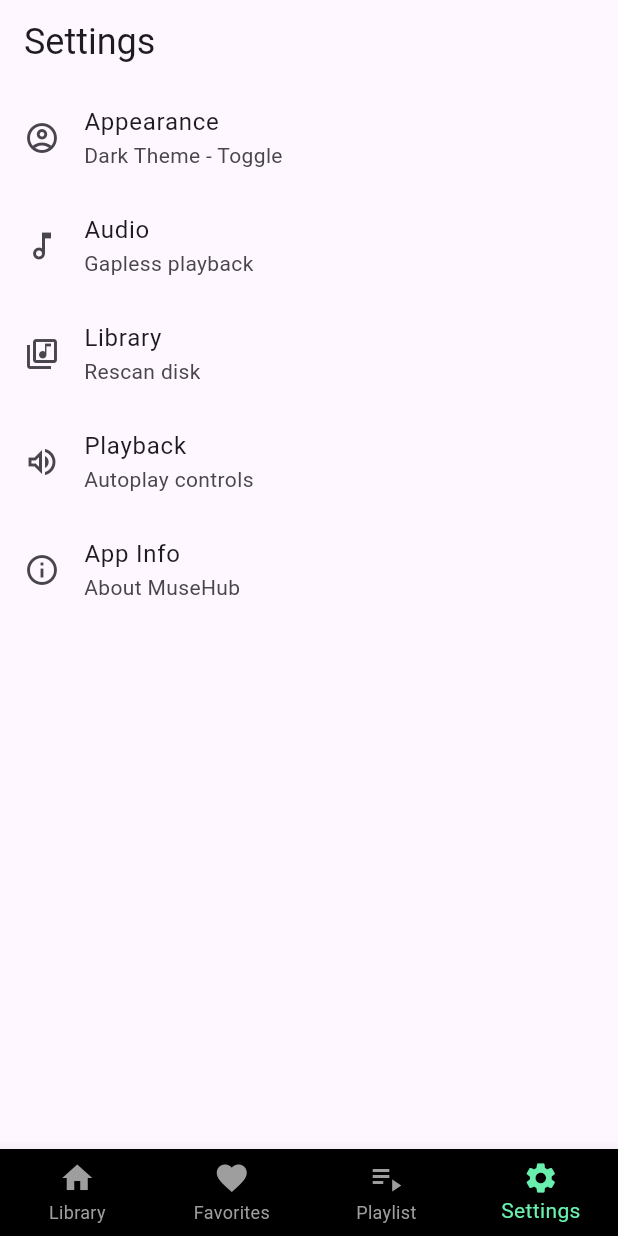
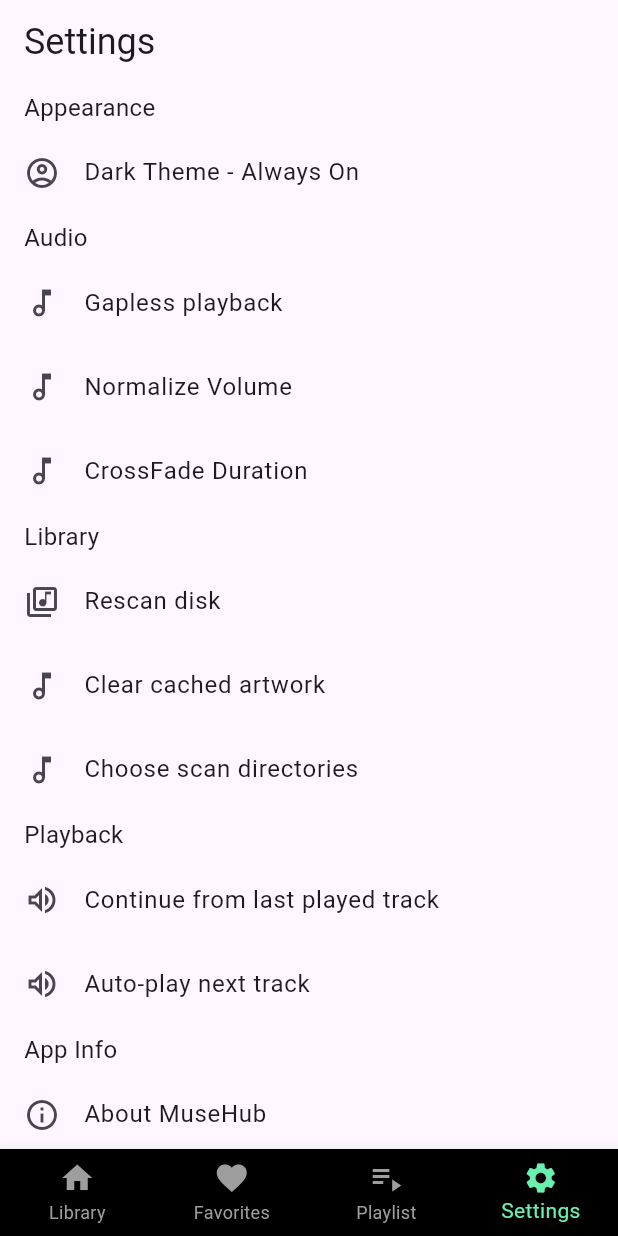
Before and after one commit to Pixel-Code-Hub206/musehub, a Flutter app: the screen it shows after launch, item 4 of the bottom bar chosen, on a phone screen of 412 x 824 dp. Run offline on Flutter 3.47's test engine with Material 3 defaults, Android fonts, the light colour scheme and no system bars; our stand-ins replace device_preview_plus.

Commit message:
Initialized the base structure of the Settings page to work with in the future.

```diff
--- a/lib/pages/settings_page.dart
+++ b/lib/pages/settings_page.dart
@@ -16,31 +16,142 @@ class SettingsPage extends StatelessWidget {
       ),
       body: ListView(
         children: <Widget>[
+          Padding(
+            padding: const EdgeInsets.symmetric(vertical: 4.0, horizontal: 16.0),
+            child: Text(
+                'Appearance',
+              style: TextStyle(
+                fontSize: 16.0,
+                fontWeight: FontWeight.w400,
+              ),
+            ),
+          ),
           ListTile(
             leading: Icon(Icons.account_circle_outlined),
-            title: Text('Appearance'),
-            subtitle: Text('Dark Theme - Toggle')
+            title: Text('Dark Theme - Always On'),
+            onTap: () {
+              print('Toggle theme tapped!');
+            },
+          ),
+
+          Padding(
+            padding: const EdgeInsets.symmetric(vertical: 4.0, horizontal: 16.0),
+            child: Text(
+              'Audio',
+              style: TextStyle(
+                fontSize: 16.0,
+                fontWeight: FontWeight.w400,
+              ),
+            ),
           ),
           ListTile(
             leading: Icon(Icons.audiotrack_outlined),
-            title: Text('Audio'),
-            subtitle: Text('Gapless playback'),
+            title: Text('Gapless playback'),
+            onTap: () {
+              print('Uses a switch!');
+            },
+          ),
+          ListTile(
+            leading: Icon(Icons.audiotrack_outlined),
+            title: Text('Normalize Volume'),
+            onTap: () {
+              print('Uses a switch!');
+            },
+          ),
+          ListTile(
+            leading: Icon(Icons.audiotrack_outlined),
+            title: Text('CrossFade Duration'),
+            onTap: () {
+              print('Leads to another page!');
+            },
+          ),
+
+          Padding(
+            padding: const EdgeInsets.symmetric(vertical: 4.0, horizontal: 16.0),
+            child: Text(
+              'Library',
+              style: TextStyle(
+                fontSize: 16.0,
+                fontWeight: FontWeight.w400,
+              ),
+            ),
           ),
           ListTile(
             leading: Icon(Icons.library_music_outlined),
-            title: Text('Library'),
-            subtitle: Text('Rescan disk'),
+            title: Text('Rescan disk'),
+            onTap: () {
+              print('Dialog (Confirmation)');
+            },
+          ),
+          ListTile(
+            leading: Icon(Icons.audiotrack_outlined),
+            title: Text('Clear cached artwork'),
+            onTap: () {
+              print('Dialog (Confirmation)');
+            },
+          ),
+          ListTile(
+            leading: Icon(Icons.audiotrack_outlined),
+            title: Text('Choose scan directories'),
+            onTap: () {
+              print('New Page');
+            },
+          ),
+
+          Padding(
+            padding: const EdgeInsets.symmetric(vertical: 4.0, horizontal: 16.0),
+            child: Text(
+              'Playback',
+              style: TextStyle(
+                fontSize: 16.0,
+                fontWeight: FontWeight.w400,
+              ),
+            ),
           ),
           ListTile(
             leading: Icon(Icons.volume_up_outlined),
-            title: Text('Playback'),
-            subtitle: Text('Autoplay controls'),
+            title: Text('Continue from last played track'),
+            onTap: () {
+              print('Playback Controls tapped!');
+            },
+          ),
+          ListTile(
+            leading: Icon(Icons.volume_up_outlined),
+            title: Text('Auto-play next track'),
+            onTap: () {
+              print('Playback Controls tapped!');
+            },
+          ),
+
+
+          Padding(
+            padding: const EdgeInsets.symmetric(vertical: 4.0, horizontal: 16.0),
+            child: Text(
+              'App Info',
+              style: TextStyle(
+                fontSize: 16.0,
+                fontWeight: FontWeight.w400,
+              ),
+            ),
           ),
           ListTile(
             leading: Icon(Icons.info_outline),
-            title: Text('App Info'),
-            subtitle: Text('About MuseHub'),
-          )
+            title: Text('About MuseHub'),
+            onTap: () {
+              print('Dialog Box');
+            },
+          ),
+          ListTile(
+            leading: Icon(Icons.audiotrack_outlined),
+            title: Text('Developer Link'),
+            onTap: () {
+              print('External Link');
+            },
+          ),
+          ListTile(
+            leading: Icon(Icons.audiotrack_outlined),
+            title: Text('App Version : v0.1.0 (alpha)'),
+          ),
         ],
       ),
     );
```
